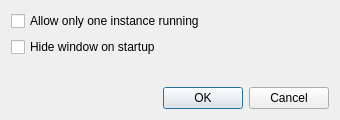
First picture: the form in src/settingsdialog.ui, repository shadowsocks/shadowsocks-qt5, before the edit.
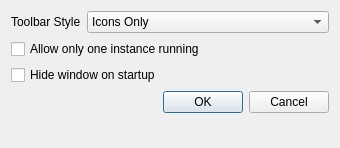
Second picture: the form after the edit.

Commit message: add an option to change toolbar style. fix #130

Diff of the .ui file:
```diff
--- a/src/settingsdialog.ui
+++ b/src/settingsdialog.ui
@@ -7,41 +7,14 @@
     <x>0</x>
     <y>0</y>
     <width>340</width>
-    <height>120</height>
+    <height>148</height>
    </rect>
   </property>
   <property name="windowTitle">
    <string>General Settings</string>
   </property>
-  <layout class="QVBoxLayout" name="verticalLayout">
-   <item>
-    <widget class="QCheckBox" name="oneInstanceCheckBox">
-     <property name="text">
-      <string>Allow only one instance running</string>
-     </property>
-    </widget>
-   </item>
-   <item>
-    <widget class="QCheckBox" name="hideCheckBox">
-     <property name="text">
-      <string>Hide window on startup</string>
-     </property>
-    </widget>
-   </item>
-   <item>
-    <spacer name="verticalSpacer">
-     <property name="orientation">
-      <enum>Qt::Vertical</enum>
-     </property>
-     <property name="sizeHint" stdset="0">
-      <size>
-       <width>20</width>
-       <height>0</height>
-      </size>
-     </property>
-    </spacer>
-   </item>
-   <item>
+  <layout class="QFormLayout" name="formLayout">
+   <item row="5" column="0" colspan="2">
     <widget class="QDialogButtonBox" name="buttonBox">
      <property name="orientation">
       <enum>Qt::Horizontal</enum>
@@ -51,6 +24,62 @@
      </property>
     </widget>
    </item>
+   <item row="2" column="0">
+    <widget class="QLabel" name="toolbarStyleLabel">
+     <property name="text">
+      <string>Toolbar Style</string>
+     </property>
+    </widget>
+   </item>
+   <item row="2" column="1">
+    <widget class="QComboBox" name="toolbarStyleComboBox">
+     <property name="sizePolicy">
+      <sizepolicy hsizetype="Expanding" vsizetype="Fixed">
+       <horstretch>0</horstretch>
+       <verstretch>0</verstretch>
+      </sizepolicy>
+     </property>
+     <item>
+      <property name="text">
+       <string>Icons Only</string>
+      </property>
+     </item>
+     <item>
+      <property name="text">
+       <string>Text Only</string>
+      </property>
+     </item>
+     <item>
+      <property name="text">
+       <string>Text Alongside Icons</string>
+      </property>
+     </item>
+     <item>
+      <property name="text">
+       <string>Text Under Icons</string>
+      </property>
+     </item>
+     <item>
+      <property name="text">
+       <string>System Style</string>
+      </property>
+     </item>
+    </widget>
+   </item>
+   <item row="3" column="0" colspan="2">
+    <widget class="QCheckBox" name="oneInstanceCheckBox">
+     <property name="text">
+      <string>Allow only one instance running</string>
+     </property>
+    </widget>
+   </item>
+   <item row="4" column="0" colspan="2">
+    <widget class="QCheckBox" name="hideCheckBox">
+     <property name="text">
+      <string>Hide window on startup</string>
+     </property>
+    </widget>
+   </item>
   </layout>
  </widget>
  <resources/>
```
The commit also changes 4 other files.
